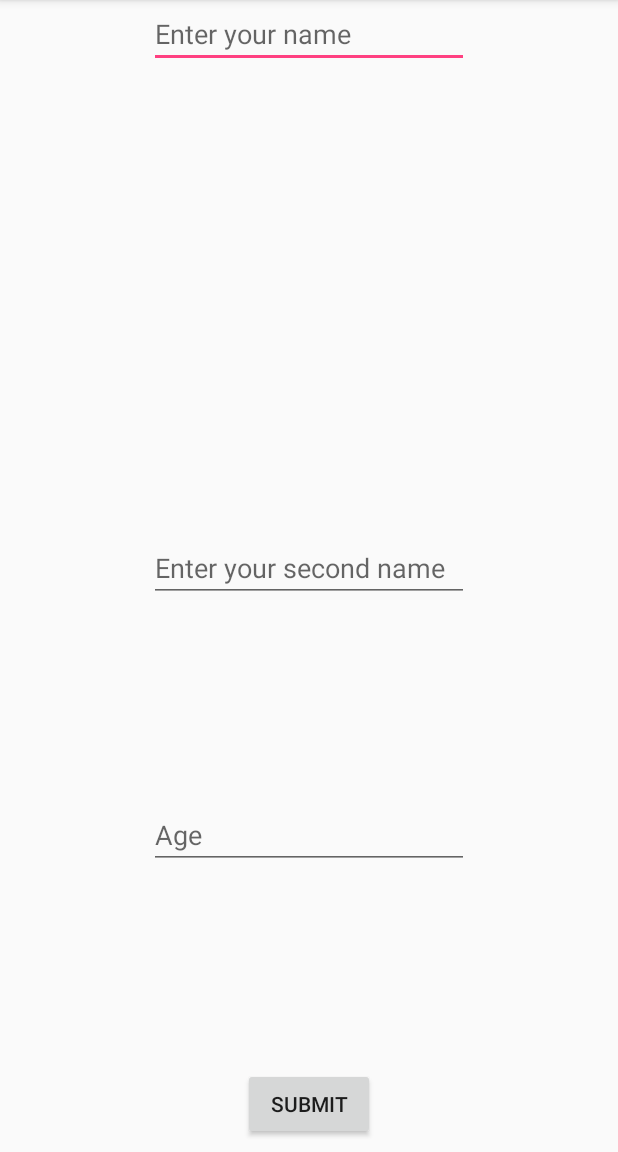
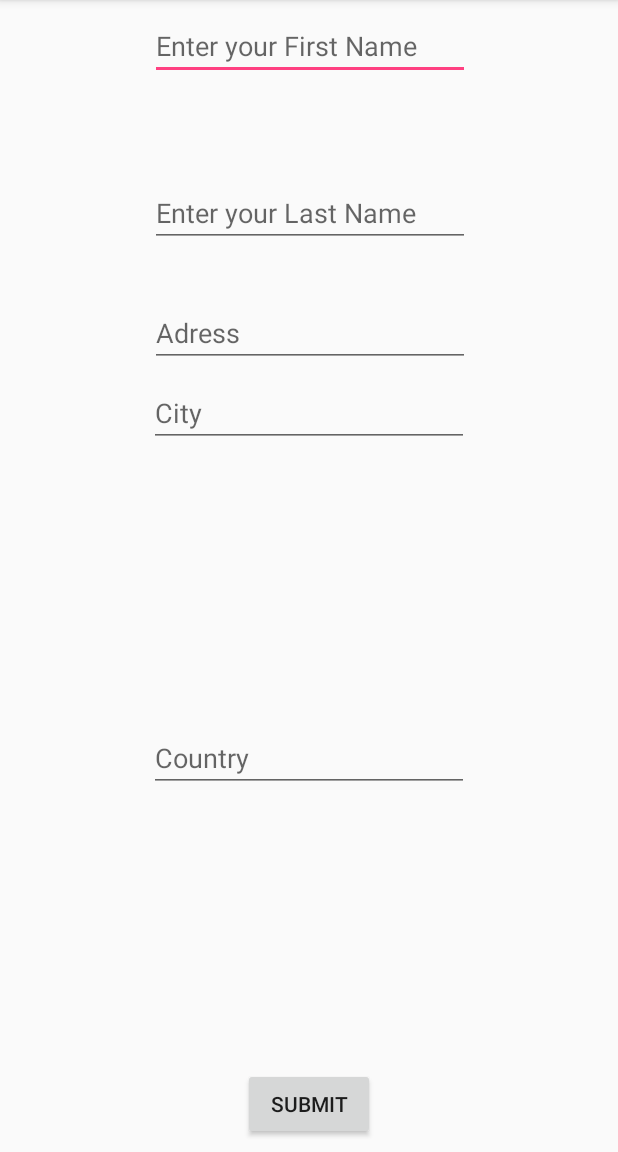
Before and after one commit to TdrTs/Symposium, an Android app: the screen it shows after launch (MainActivity), after a tap on "SUBMIT", on a phone screen of 412 x 824 dp, the part 84-1236 px from its top. Run offline under Robolectric (Android 15) with nearby library versions, the phone set to English and light mode, and no system bars.

Commit message:
Added fields

```diff
--- a/app/src/main/java/com/storedataroom/tudor/storedataroom/DatabaseHelper.java
+++ b/app/src/main/java/com/storedataroom/tudor/storedataroom/DatabaseHelper.java
@@ -8,13 +8,16 @@ import android.util.Log;
 
 public class DatabaseHelper extends SQLiteOpenHelper {
 
-    public static final String DATABASE_NAME = "people.db";
-    public static final String TABLE_NAME = "people_table";
+    public static final String DATABASE_NAME = "peopleS.db";
+    public static final String TABLE_NAME = "peopleS_table";
 
     public static final String COL_1 = "ID";
-    public static final String COL_2 = "NAME";
-    public static final String COL_3 = "SECONDNAME";
-    public static final String COL_4 = "AGE";
+    public static final String COL_2 = "FIRSTNAME";
+    public static final String COL_3 = "LASTNAME";
+    public static final String COL_4 = "ADRESS";
+    public static final String COL_5 = "CITY";
+    public static final String COL_6 = "COUNTRY";
+
 
 
     public DatabaseHelper(Context context) {
@@ -25,7 +28,7 @@ public class DatabaseHelper extends SQLiteOpenHelper {
     @Override
     public void onCreate(SQLiteDatabase db) {
 
-        db.execSQL("create table " + TABLE_NAME + "(ID INTEGER PRIMARY KEY AUTOINCREMENT, NAME TEXT, SECONDNAME TEXT, AGE INTEGER)" );
+        db.execSQL("create table " + TABLE_NAME + "(ID INTEGER PRIMARY KEY AUTOINCREMENT, FIRSTNAME TEXT, LASTNAME TEXT, ADRESS TEXT, CITY TEXT, COUNTRY TEXT)" );
     }
 
     @Override
@@ -37,14 +40,17 @@ public class DatabaseHelper extends SQLiteOpenHelper {
     }
 
 
-    public boolean insertData(String name, String surname, String age) {
+    public boolean insertData(String name, String surname, String adress, String city, String country) {
 
         SQLiteDatabase db = this.getWritableDatabase();
 
         ContentValues contentValues = new ContentValues();
         contentValues.put(COL_2, name);
         contentValues.put(COL_3, surname);
-        contentValues.put(COL_4, age);
+        contentValues.put(COL_4, adress);
+        contentValues.put(COL_5, city);
+        contentValues.put(COL_6, country);
+
 
         long result = db.insert(TABLE_NAME, null, contentValues);
 
--- a/app/src/main/java/com/storedataroom/tudor/storedataroom/MainActivity.java
+++ b/app/src/main/java/com/storedataroom/tudor/storedataroom/MainActivity.java
@@ -7,16 +7,17 @@ import android.widget.Button;
 import android.widget.EditText;
 import android.widget.Toast;
 
-import java.util.concurrent.ConcurrentLinkedDeque;
-
 public class MainActivity extends AppCompatActivity {
 
 
     DatabaseHelper myDb;
     EditText firstName;
-    EditText secondName;
-    EditText ageAge;
+    EditText lastName;
+    EditText adress;
+    EditText city;
+    EditText country;
     Button submitButton;
+
 
 
 
@@ -27,10 +28,13 @@ public class MainActivity extends AppCompatActivity {
 
        myDb = new DatabaseHelper(this);
 
-       firstName = (EditText) findViewById(R.id.editTextName);
-       secondName = (EditText) findViewById(R.id.editTextSecondName);
-       ageAge = (EditText) findViewById(R.id.editTextAge);
+       firstName = (EditText) findViewById(R.id.editTextFirstName);
+       lastName = (EditText) findViewById(R.id.editTextLastName);
+       adress = (EditText) findViewById(R.id.editTextAdress);
        submitButton = (Button) findViewById(R.id.buttonSubmit);
+       city = (EditText) findViewById(R.id.editTextCity);
+       country = (EditText) findViewById(R.id.editTextCountry);
+
 
        AddData();
 
@@ -41,7 +45,7 @@ public class MainActivity extends AppCompatActivity {
         submitButton.setOnClickListener(new View.OnClickListener() {
             @Override
             public void onClick(View v) {
-              boolean isInserted = myDb.insertData(firstName.getText().toString(), secondName.getText().toString(), ageAge.getText().toString());
+              boolean isInserted = myDb.insertData(firstName.getText().toString(), lastName.getText().toString(), adress.getText().toString(), city.getText().toString(), country.getText().toString());
 
               if (isInserted == true) {
                   Toast.makeText(MainActivity.this, "Data inserted", Toast.LENGTH_LONG).show();
--- a/app/src/main/res/layout/activity_main.xml
+++ b/app/src/main/res/layout/activity_main.xml
@@ -7,17 +7,19 @@
     tools:context=".MainActivity">
 
     <EditText
-        android:id="@+id/editTextName"
+        android:id="@+id/editTextFirstName"
         android:layout_width="wrap_content"
         android:layout_height="wrap_content"
         android:layout_marginEnd="8dp"
         android:layout_marginStart="8dp"
+        android:layout_marginTop="8dp"
         android:ems="10"
-        android:hint="Enter your name"
+        android:hint="Enter your First Name"
         android:inputType="textPersonName"
         app:layout_constraintEnd_toEndOf="parent"
+        app:layout_constraintHorizontal_bias="0.503"
         app:layout_constraintStart_toStartOf="parent"
-        tools:layout_editor_absoluteY="147dp" />
+        app:layout_constraintTop_toTopOf="parent" />
 
     <Button
         android:id="@+id/buttonSubmit"
@@ -32,7 +34,7 @@
         app:layout_constraintStart_toStartOf="parent" />
 
     <EditText
-        android:id="@+id/editTextSecondName"
+        android:id="@+id/editTextLastName"
         android:layout_width="wrap_content"
         android:layout_height="wrap_content"
         android:layout_marginBottom="8dp"
@@ -40,15 +42,17 @@
         android:layout_marginStart="8dp"
         android:layout_marginTop="8dp"
         android:ems="10"
-        android:hint="Enter your second name"
+        android:hint="Enter your Last Name"
         android:inputType="textPersonName"
         app:layout_constraintBottom_toTopOf="@+id/buttonSubmit"
         app:layout_constraintEnd_toEndOf="parent"
+        app:layout_constraintHorizontal_bias="0.503"
         app:layout_constraintStart_toStartOf="parent"
-        app:layout_constraintTop_toBottomOf="@+id/editTextName" />
+        app:layout_constraintTop_toBottomOf="@+id/editTextFirstName"
+        app:layout_constraintVertical_bias="0.097" />
 
     <EditText
-        android:id="@+id/editTextAge"
+        android:id="@+id/editTextAdress"
         android:layout_width="wrap_content"
         android:layout_height="wrap_content"
         android:layout_marginBottom="8dp"
@@ -56,11 +60,43 @@
         android:layout_marginStart="8dp"
         android:layout_marginTop="8dp"
         android:ems="10"
-        android:hint="Age"
+        android:hint="Adress"
+        android:inputType="textPersonName"
+        app:layout_constraintBottom_toTopOf="@+id/buttonSubmit"
+        app:layout_constraintEnd_toEndOf="parent"
+        app:layout_constraintHorizontal_bias="0.503"
+        app:layout_constraintStart_toStartOf="parent"
+        app:layout_constraintTop_toBottomOf="@+id/editTextLastName"
+        app:layout_constraintVertical_bias="0.055" />
+
+    <EditText
+        android:id="@+id/editTextCity"
+        android:layout_width="wrap_content"
+        android:layout_height="wrap_content"
+        android:layout_marginEnd="8dp"
+        android:layout_marginStart="8dp"
+        android:layout_marginTop="8dp"
+        android:ems="10"
+        android:hint="City"
+        android:inputType="textPersonName"
+        app:layout_constraintEnd_toEndOf="parent"
+        app:layout_constraintStart_toStartOf="parent"
+        app:layout_constraintTop_toBottomOf="@+id/editTextAdress" />
+
+    <EditText
+        android:id="@+id/editTextCountry"
+        android:layout_width="wrap_content"
+        android:layout_height="wrap_content"
+        android:layout_marginBottom="8dp"
+        android:layout_marginEnd="8dp"
+        android:layout_marginStart="8dp"
+        android:layout_marginTop="8dp"
+        android:ems="10"
+        android:hint="Country"
         android:inputType="textPersonName"
         app:layout_constraintBottom_toTopOf="@+id/buttonSubmit"
         app:layout_constraintEnd_toEndOf="parent"
         app:layout_constraintStart_toStartOf="parent"
-        app:layout_constraintTop_toBottomOf="@+id/editTextSecondName" />
+        app:layout_constraintTop_toBottomOf="@+id/editTextCity" />
 
 </android.support.constraint.ConstraintLayout>
```
